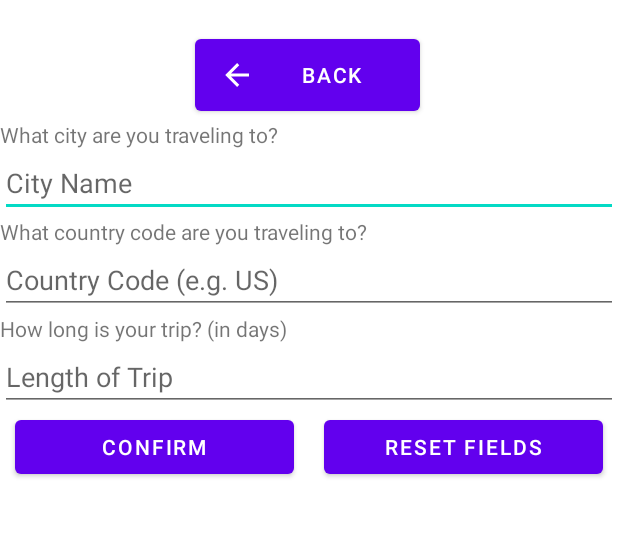
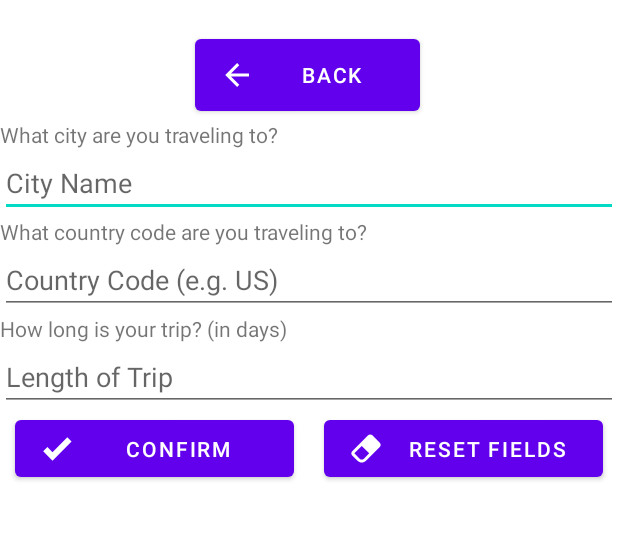
Before and after one commit to FaranBhatti/ArriveAndThrive, an Android app: the configure_user screen opened directly, with no data from a screen before it, on a phone screen of 412 x 824 dp, the part 214-754 px from its top. Run offline under Robolectric (Android 15) with nearby library versions, the phone set to English and light mode, and no system bars; our stand-ins replace Firebase (no records; nobody signed in at launch, a user with empty details on screens opened directly).

```diff
--- a/app/src/main/java/com/example/fireapp/home_page.java
+++ b/app/src/main/java/com/example/fireapp/home_page.java
@@ -33,7 +33,7 @@ public class home_page extends AppCompatActivity {
         });
 
         // Weather button
-        btnConfigure.setOnClickListener(view -> {
+        btnWeather.setOnClickListener(view -> {
             // take to the weather page
             //Intent intent = new Intent(home_page.this, weather.class);
             //startActivity(intent);
--- /dev/null
+++ b/app/src/main/res/drawable/check.xml
@@ -0,0 +1,9 @@
+<vector xmlns:android="http://schemas.android.com/apk/res/android"
+    android:width="24dp"
+    android:height="24dp"
+    android:viewportWidth="24"
+    android:viewportHeight="24">
+  <path
+      android:fillColor="#FF000000"
+      android:pathData="M9,20.42L2.79,14.21L5.62,11.38L9,14.77L18.88,4.88L21.71,7.71L9,20.42Z"/>
+</vector>
--- /dev/null
+++ b/app/src/main/res/drawable/eraser.xml
@@ -0,0 +1,9 @@
+<vector xmlns:android="http://schemas.android.com/apk/res/android"
+    android:width="24dp"
+    android:height="24dp"
+    android:viewportWidth="24"
+    android:viewportHeight="24">
+  <path
+      android:fillColor="#FF000000"
+      android:pathData="M16.24,3.56L21.19,8.5C21.97,9.29 21.97,10.55 21.19,11.34L12,20.53C10.44,22.09 7.91,22.09 6.34,20.53L2.81,17C2.03,16.21 2.03,14.95 2.81,14.16L13.41,3.56C14.2,2.78 15.46,2.78 16.24,3.56M4.22,15.58L7.76,19.11C8.54,19.9 9.8,19.9 10.59,19.11L14.12,15.58L9.17,10.63L4.22,15.58Z"/>
+</vector>
--- a/app/src/main/res/layout/activity_configure_user.xml
+++ b/app/src/main/res/layout/activity_configure_user.xml
@@ -82,21 +82,23 @@
 
         <Button
             android:id="@+id/btnConfirm"
-            android:layout_width="0dp"
-            android:layout_height="wrap_content"
-            android:layout_weight="1"
+            android:layout_width="100dp"
+            android:layout_height="50dp"
             android:layout_marginLeft="10dp"
             android:layout_marginRight="10dp"
-            android:text="Confirm" />
+            android:layout_weight="1"
+            android:text="Confirm"
+            app:icon="@drawable/check" />
 
         <Button
             android:id="@+id/btnResetFields"
-            android:layout_width="0dp"
-            android:layout_height="wrap_content"
-            android:layout_weight="1"
+            android:layout_width="100dp"
+            android:layout_height="50dp"
             android:layout_marginLeft="10dp"
             android:layout_marginRight="10dp"
-            android:text="Reset Fields" />
+            android:layout_weight="1"
+            android:text="Reset Fields"
+            app:icon="@drawable/eraser" />
 
     </LinearLayout>
 
```
Also changed, not shown: app/src/main/java/com/example/fireapp/configure_user.java (+92 -0 lines).
